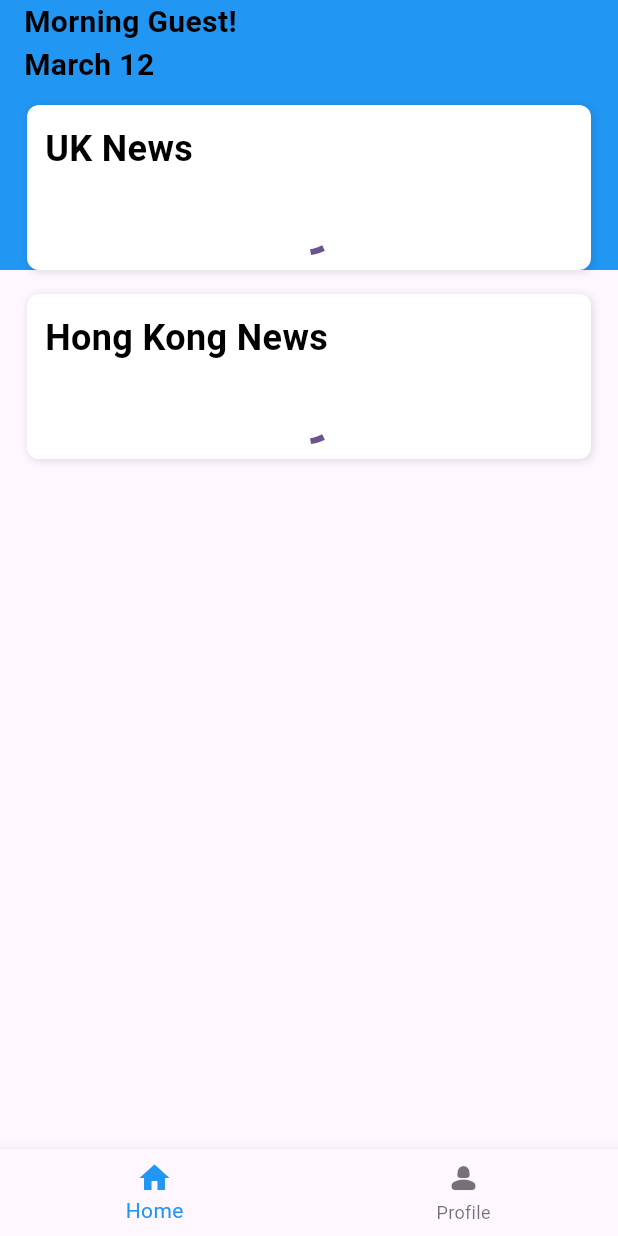
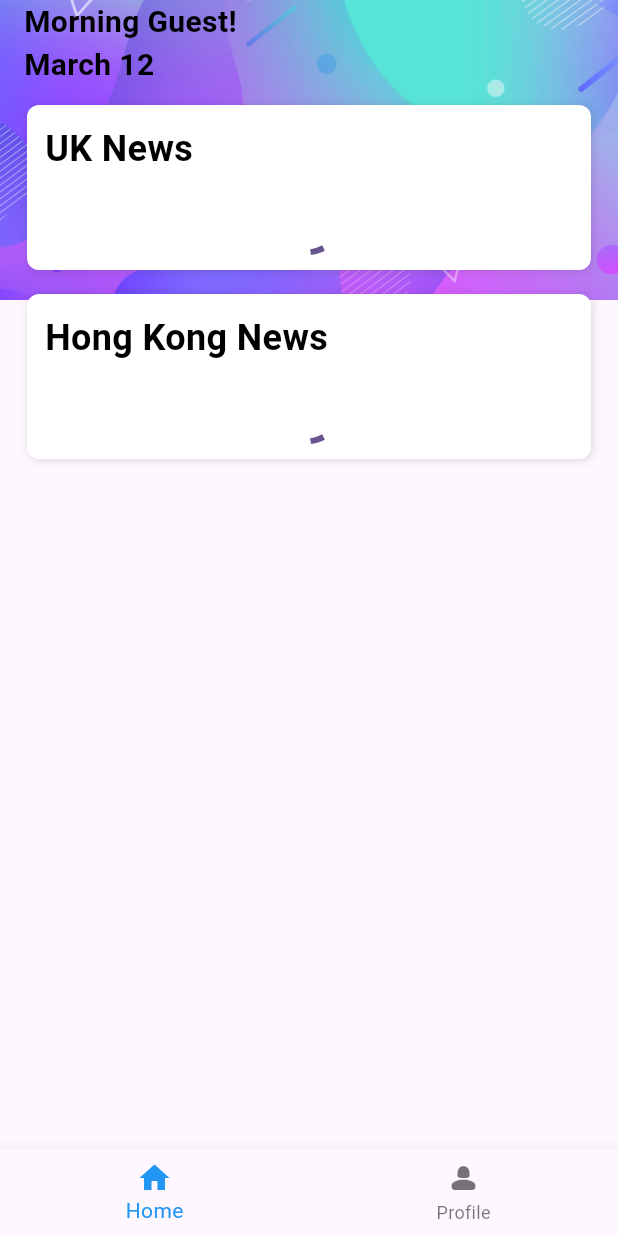
Before and after one commit to hildaylchung/flutter-app-showcase, a Flutter app: the screen it shows after launch, on a phone screen of 412 x 824 dp. Run offline on Flutter 3.47's test engine with Material 3 defaults, Android fonts, the phone set to English and light mode, and no system bars; our stand-ins replace flutter_dotenv, flutter_hooks, flutter_riverpod, get_time_ago, google_fonts, hooks_riverpod and 1 more; missing offline and left inert: news_api_flutter_package; Roboto replaces fonts that are missing (Hind).

```diff
--- a/lib/screens/home.dart
+++ b/lib/screens/home.dart
@@ -34,10 +34,16 @@ class HomeTab extends ConsumerWidget {
     return ListView(padding: EdgeInsets.zero, children: [
       Stack(children: [
         Positioned(
-            child: Container(
+            child: SizedBox(
                 width: MediaQuery.of(context).size.width,
-                height: 180,
-                color: Colors.blue)),
+                height: 200,
+                child: ClipRect(
+                    child: OverflowBox(
+                  minWidth: MediaQuery.of(context).size.width,
+                  maxHeight: MediaQuery.of(context).size.width / 1.5,
+                  child: Image.asset('assets/images/purple-background.jpg',
+                      width: MediaQuery.of(context).size.width),
+                )))),
         Container(
           padding: EdgeInsets.only(
               left: 16, right: 16, top: MediaQuery.of(context).padding.top),
--- a/pubspec.yaml
+++ b/pubspec.yaml
@@ -78,6 +78,7 @@ flutter:
   #   - images/a_dot_ham.jpeg
   assets:
     - .env
+    - assets/images/
 
   # An image asset can refer to one or more resolution-specific "variants", see
   # https://flutter.dev/assets-and-images/#resolution-aware
```
Also changed, not shown: assets/images/purple-background.jpg (added).
